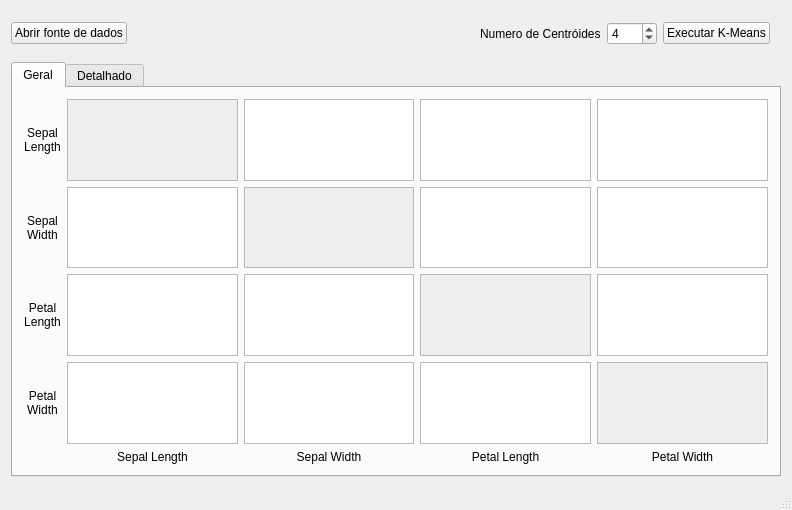
Qt form mainwindow.ui (GabrielPrototype/Academic-KMEANS-IRIS) before a commit.
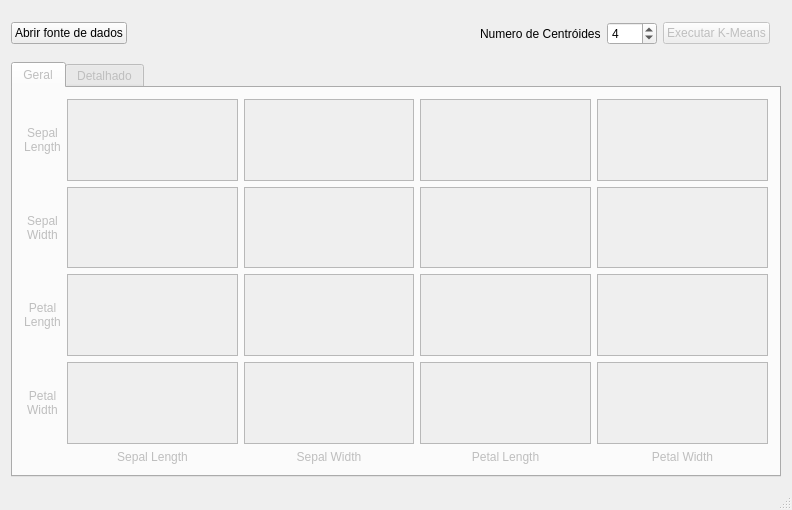
The same form after that commit. The open tabs and pages were chosen to show the change. Icons and pictures are not drawn.

Diff of the .ui file:
```diff
--- a/mainwindow.ui
+++ b/mainwindow.ui
@@ -107,6 +107,9 @@
           </item>
           <item row="0" column="2">
            <widget class="QPushButton" name="btExec">
+            <property name="enabled">
+             <bool>false</bool>
+            </property>
             <property name="maximumSize">
              <size>
               <width>200</width>
@@ -144,14 +147,14 @@
     <item>
      <widget class="QTabWidget" name="tabs">
       <property name="enabled">
-       <bool>true</bool>
+       <bool>false</bool>
       </property>
       <property name="currentIndex">
        <number>1</number>
       </property>
       <widget class="QWidget" name="tabGeralGraph">
        <property name="enabled">
-        <bool>true</bool>
+        <bool>false</bool>
        </property>
        <attribute name="title">
         <string>Geral</string>
```
Left out of the diff: 41 changed lines with no effect on the pictures.
